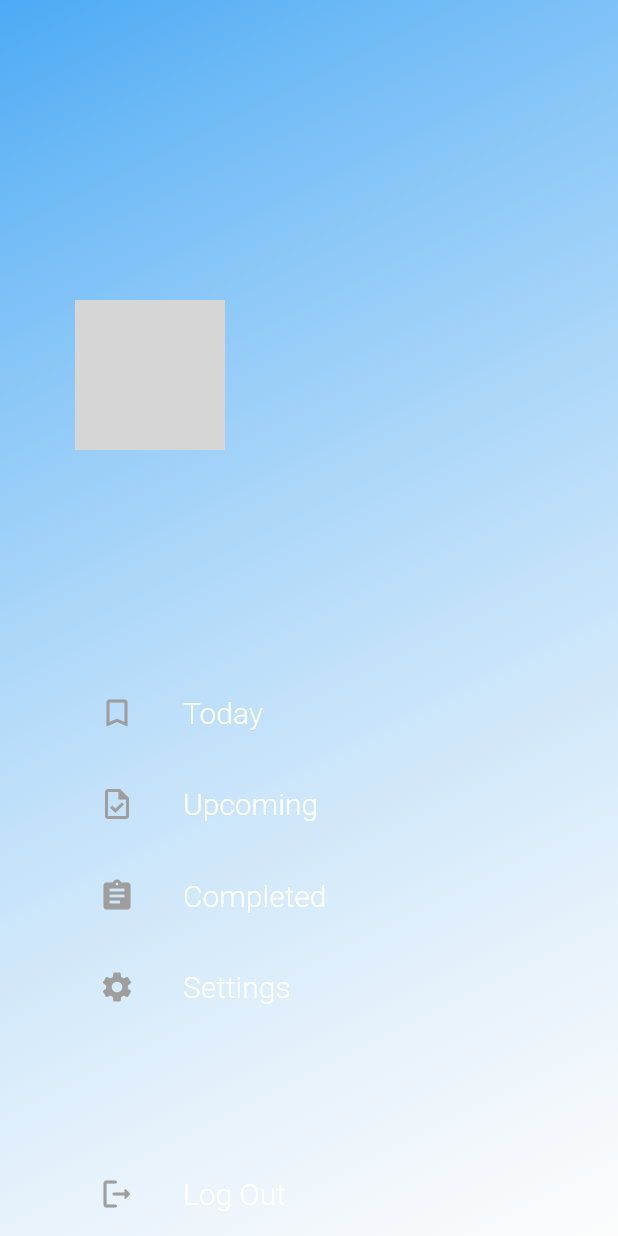
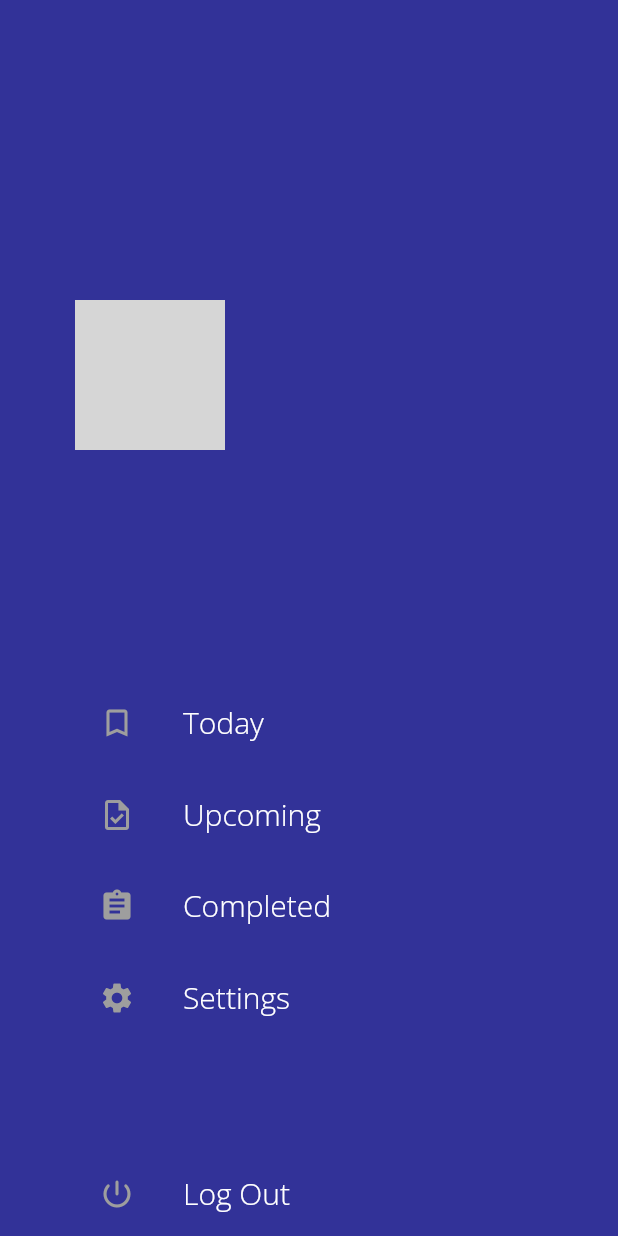
Before and after one commit to msharibahmed/advance_todo_app, a Flutter app: the DrawerScreen screen opened by its route, on a phone screen of 412 x 824 dp. Run offline on Flutter 3.47's test engine with Material 2 defaults, Android fonts, the phone set to English and light mode, and no system bars; our stand-ins replace firebase_auth, firebase_core, google_fonts, google_sign_in; accounts and stored records are empty; network calls fail; statements that could not run were skipped; grey boxes are pictures that could not be loaded.

Commit message:
minor changes

```diff
--- a/lib/models/task_model.dart
+++ b/lib/models/task_model.dart
@@ -1,4 +1,5 @@
-enum PriorityTag { regular, medium, urgent }
+// ignore_for_file: constant_identifier_names
+enum PriorityTag { Regular,Medium, Urgent }
 
 class TaskModel {
   final String id;
--- a/lib/screens/drawer_screen.dart
+++ b/lib/screens/drawer_screen.dart
@@ -15,16 +15,7 @@ class DrawerScreen extends StatelessWidget {
     final _userInfo = Provider.of<UserInfoProv>(context).loggedInUserInfo;
     return Scaffold(
       body: Container(
-        decoration: BoxDecoration(
-          gradient: LinearGradient(
-            colors: [
-              Colors.blue.withOpacity(0.8),
-              Colors.white.withOpacity(0.4)
-            ],
-            begin: Alignment.topLeft,
-            end: Alignment.bottomRight,
-          ),
-        ),
+        color: Color.fromRGBO(0, 0, 128, 0.8),
         child: Padding(
           padding: const EdgeInsets.symmetric(horizontal: 50.0),
           child: Column(
@@ -70,7 +61,7 @@ class DrawerScreen extends StatelessWidget {
               const Spacer(),
               DrawerListTileWidget(
                 title: 'Log Out',
-                icon: Icons.logout_rounded,
+                icon: Icons.power_settings_new_rounded,
                 func: () async {
                   await Authentication.signOut(context: context);
                 },
--- /dev/null
+++ b/lib/utils/helping_functions.dart
@@ -0,0 +1,4 @@
+import 'package:advance_todo_app/models/task_model.dart';
+
+String priorityEnumToText(PriorityTag inpuEnum) =>
+    inpuEnum.toString().substring(12);
--- a/lib/widgets/priority_button_widget.dart
+++ b/lib/widgets/priority_button_widget.dart
@@ -22,7 +22,7 @@ class PriorityButtonWidget extends StatelessWidget {
     return Stack(
       children: [
         Card(
-          elevation: 0,
+          elevation: tagBool?5:0,
           color: backgroundColor,
           child: Padding(
             padding: const EdgeInsets.symmetric(horizontal: 12.0, vertical: 8),
```
Also changed, not shown: lib/main.dart (+16 -6 lines), lib/screens/home_page.dart (+3 -5 lines), lib/screens/home_screen.dart (+12 -49 lines), lib/utils/firebase_initialization.dart (+4 -5 lines).
